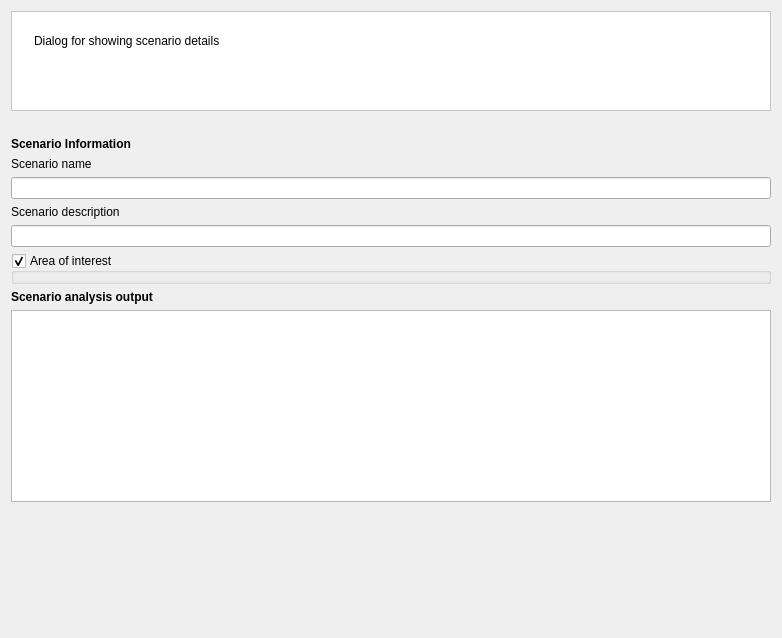
Before: the Qt Designer form src/cplus_plugin/ui/scenario_dialog.ui in ConservationInternational/cplus-plugin, drawn with Qt 5.
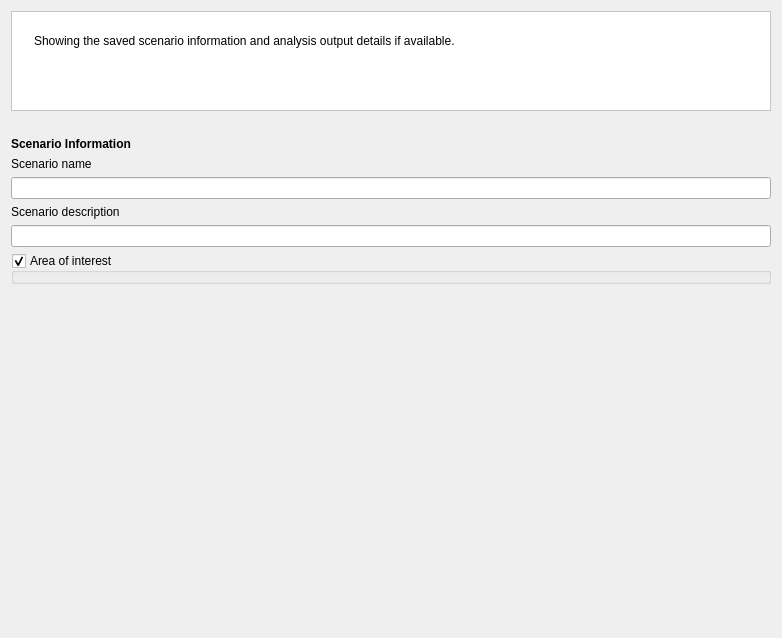
After: the same form once the commit is applied. Icons and pictures are not drawn. Custom widgets are drawn as their Qt base class.

Commit message: new dialog for scenario information

What changed in the file:
```diff
--- a/src/cplus_plugin/ui/scenario_dialog.ui
+++ b/src/cplus_plugin/ui/scenario_dialog.ui
@@ -81,7 +81,7 @@
          </sizepolicy>
         </property>
         <property name="text">
-         <string>&lt;html&gt;&lt;head/&gt;&lt;body&gt;&lt;p&gt;Dialog for showing scenario details&lt;/p&gt;&lt;p&gt;&lt;br/&gt;&lt;/p&gt;&lt;/body&gt;&lt;/html&gt;</string>
+         <string>&lt;html&gt;&lt;head/&gt;&lt;body&gt;&lt;p&gt;Showing the saved scenario information and analysis output details if available.&lt;/p&gt;&lt;p&gt;&lt;br/&gt;&lt;/p&gt;&lt;/body&gt;&lt;/html&gt;</string>
         </property>
         <property name="scaledContents">
          <bool>false</bool>
@@ -170,19 +170,6 @@
      </property>
     </widget>
    </item>
-   <item>
-    <widget class="QLabel" name="label_11">
-     <property name="styleSheet">
-      <string notr="true">font-weight:bold;</string>
-     </property>
-     <property name="text">
-      <string>Scenario analysis output</string>
-     </property>
-    </widget>
-   </item>
-   <item>
-    <widget class="QPlainTextEdit" name="scenario_analysis_output"/>
-   </item>
    <item>
     <spacer name="verticalSpacer">
      <property name="orientation">
```
Left out of the diff: 3 changed lines with no effect on the pictures. The commit also changes 4 other files.
